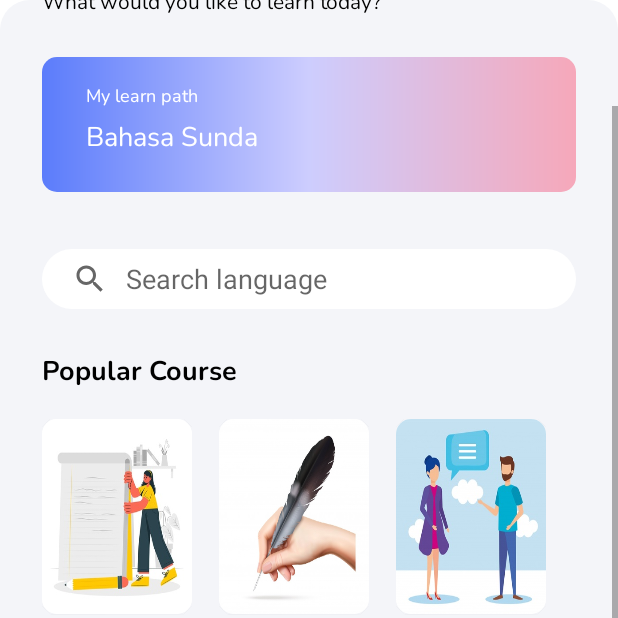
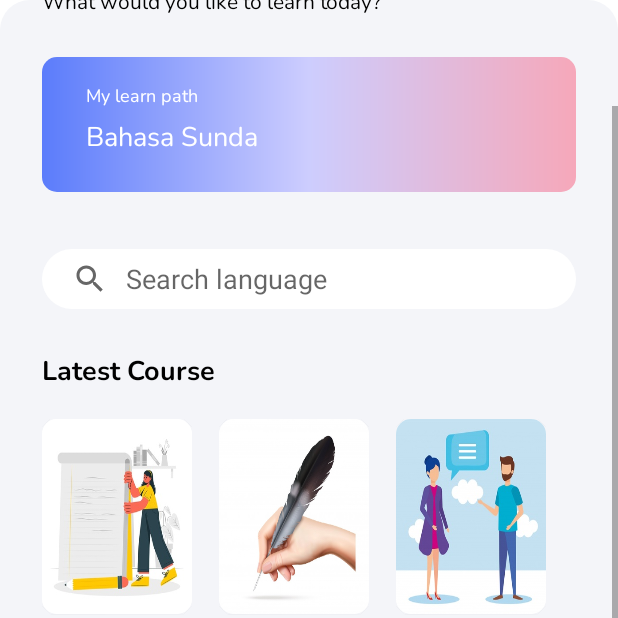
Before and after one commit to rogcomfox/batara, an Android app: the HomeFragment screen opened directly, with no data from a screen before it, scrolled down 77 dp, on a phone screen of 412 x 824 dp, the top half of it. Run offline under Robolectric (Android 15) with nearby library versions, the light colour scheme and no system bars; pictures from the network do not load.

Commit message:
[Yusuf] - Fix assets

```diff
--- a/app/src/main/java/com/nusantarian/batara/service/RetrofitClient.java
+++ b/app/src/main/java/com/nusantarian/batara/service/RetrofitClient.java
@@ -4,7 +4,7 @@ import retrofit2.Retrofit;
 import retrofit2.converter.gson.GsonConverterFactory;
 
 public class RetrofitClient {
-    private static final String BASE_URL = "https://nusa-lingua.herokuapp.com/";
+    private static final String BASE_URL = "https://batara-server.herokuapp.com/";
     private static RetrofitClient mInstance;
     private Retrofit retrofit;
 
--- a/app/src/main/res/drawable/ic_account.xml
+++ b/app/src/main/res/drawable/ic_account.xml
@@ -1,5 +1,10 @@
-<vector android:height="24dp" android:tint="#44A6F0"
-    android:viewportHeight="24" android:viewportWidth="24"
-    android:width="24dp" xmlns:android="http://schemas.android.com/apk/res/android">
-    <path android:fillColor="@android:color/white" android:pathData="M12,2C6.48,2 2,6.48 2,12s4.48,10 10,10 10,-4.48 10,-10S17.52,2 12,2zM12,5c1.66,0 3,1.34 3,3s-1.34,3 -3,3 -3,-1.34 -3,-3 1.34,-3 3,-3zM12,19.2c-2.5,0 -4.71,-1.28 -6,-3.22 0.03,-1.99 4,-3.08 6,-3.08 1.99,0 5.97,1.09 6,3.08 -1.29,1.94 -3.5,3.22 -6,3.22z"/>
+<vector xmlns:android="http://schemas.android.com/apk/res/android"
+    android:width="24dp"
+    android:height="24dp"
+    android:tint="@color/colorPurple"
+    android:viewportWidth="24"
+    android:viewportHeight="24">
+    <path
+        android:fillColor="@android:color/white"
+        android:pathData="M12,2C6.48,2 2,6.48 2,12s4.48,10 10,10 10,-4.48 10,-10S17.52,2 12,2zM12,5c1.66,0 3,1.34 3,3s-1.34,3 -3,3 -3,-1.34 -3,-3 1.34,-3 3,-3zM12,19.2c-2.5,0 -4.71,-1.28 -6,-3.22 0.03,-1.99 4,-3.08 6,-3.08 1.99,0 5.97,1.09 6,3.08 -1.29,1.94 -3.5,3.22 -6,3.22z" />
 </vector>
--- a/app/src/main/res/drawable/ic_history.xml
+++ b/app/src/main/res/drawable/ic_history.xml
@@ -1,5 +1,10 @@
-<vector android:height="24dp" android:tint="#44A6F0"
-    android:viewportHeight="24" android:viewportWidth="24"
-    android:width="24dp" xmlns:android="http://schemas.android.com/apk/res/android">
-    <path android:fillColor="@android:color/white" android:pathData="M13,3c-4.97,0 -9,4.03 -9,9L1,12l3.89,3.89 0.07,0.14L9,12L6,12c0,-3.87 3.13,-7 7,-7s7,3.13 7,7 -3.13,7 -7,7c-1.93,0 -3.68,-0.79 -4.94,-2.06l-1.42,1.42C8.27,19.99 10.51,21 13,21c4.97,0 9,-4.03 9,-9s-4.03,-9 -9,-9zM12,8v5l4.28,2.54 0.72,-1.21 -3.5,-2.08L13.5,8L12,8z"/>
+<vector xmlns:android="http://schemas.android.com/apk/res/android"
+    android:width="24dp"
+    android:height="24dp"
+    android:tint="@color/colorPurple"
+    android:viewportWidth="24"
+    android:viewportHeight="24">
+    <path
+        android:fillColor="@android:color/white"
+        android:pathData="M13,3c-4.97,0 -9,4.03 -9,9L1,12l3.89,3.89 0.07,0.14L9,12L6,12c0,-3.87 3.13,-7 7,-7s7,3.13 7,7 -3.13,7 -7,7c-1.93,0 -3.68,-0.79 -4.94,-2.06l-1.42,1.42C8.27,19.99 10.51,21 13,21c4.97,0 9,-4.03 9,-9s-4.03,-9 -9,-9zM12,8v5l4.28,2.54 0.72,-1.21 -3.5,-2.08L13.5,8L12,8z" />
 </vector>
--- a/app/src/main/res/drawable/ic_home.xml
+++ b/app/src/main/res/drawable/ic_home.xml
@@ -1,5 +1,10 @@
-<vector android:height="24dp" android:tint="#44A6F0"
-    android:viewportHeight="24" android:viewportWidth="24"
-    android:width="24dp" xmlns:android="http://schemas.android.com/apk/res/android">
-    <path android:fillColor="@android:color/white" android:pathData="M10,20v-6h4v6h5v-8h3L12,3 2,12h3v8z"/>
+<vector xmlns:android="http://schemas.android.com/apk/res/android"
+    android:width="24dp"
+    android:height="24dp"
+    android:tint="@color/colorPurple"
+    android:viewportWidth="24"
+    android:viewportHeight="24">
+    <path
+        android:fillColor="@android:color/white"
+        android:pathData="M10,20v-6h4v6h5v-8h3L12,3 2,12h3v8z" />
 </vector>
--- a/app/src/main/res/drawable/ic_puzzle.xml
+++ b/app/src/main/res/drawable/ic_puzzle.xml
@@ -1,5 +1,10 @@
-<vector android:height="24dp" android:tint="#44A6F0"
-    android:viewportHeight="24" android:viewportWidth="24"
-    android:width="24dp" xmlns:android="http://schemas.android.com/apk/res/android">
-    <path android:fillColor="@android:color/white" android:pathData="M20.5,11H19V7c0,-1.1 -0.9,-2 -2,-2h-4V3.5C13,2.12 11.88,1 10.5,1S8,2.12 8,3.5V5H4c-1.1,0 -1.99,0.9 -1.99,2v3.8H3.5c1.49,0 2.7,1.21 2.7,2.7s-1.21,2.7 -2.7,2.7H2V20c0,1.1 0.9,2 2,2h3.8v-1.5c0,-1.49 1.21,-2.7 2.7,-2.7 1.49,0 2.7,1.21 2.7,2.7V22H17c1.1,0 2,-0.9 2,-2v-4h1.5c1.38,0 2.5,-1.12 2.5,-2.5S21.88,11 20.5,11z"/>
+<vector xmlns:android="http://schemas.android.com/apk/res/android"
+    android:width="24dp"
+    android:height="24dp"
+    android:tint="@color/colorPurple"
+    android:viewportWidth="24"
+    android:viewportHeight="24">
+    <path
+        android:fillColor="@android:color/white"
+        android:pathData="M20.5,11H19V7c0,-1.1 -0.9,-2 -2,-2h-4V3.5C13,2.12 11.88,1 10.5,1S8,2.12 8,3.5V5H4c-1.1,0 -1.99,0.9 -1.99,2v3.8H3.5c1.49,0 2.7,1.21 2.7,2.7s-1.21,2.7 -2.7,2.7H2V20c0,1.1 0.9,2 2,2h3.8v-1.5c0,-1.49 1.21,-2.7 2.7,-2.7 1.49,0 2.7,1.21 2.7,2.7V22H17c1.1,0 2,-0.9 2,-2v-4h1.5c1.38,0 2.5,-1.12 2.5,-2.5S21.88,11 20.5,11z" />
 </vector>
--- a/app/src/main/res/values/colors.xml
+++ b/app/src/main/res/values/colors.xml
@@ -4,5 +4,5 @@
     <color name="colorPrimaryDark">#3700B3</color>
     <color name="colorAccent">#03DAC5</color>
     <color name="colorYellow">#FFCC33</color>
-    <color name="colorBlue">#44A6F0</color>
+    <color name="colorPurple">#7C6BD7</color>
 </resources>
--- a/app/src/main/res/values/strings.xml
+++ b/app/src/main/res/values/strings.xml
@@ -27,7 +27,7 @@
     <string name="what_would_you_like_to_learn_today">What would you like to learn today?</string>
     <string name="my_learn_path">My learn path</string>
     <string name="bahasa">Bahasa Sunda</string>
-    <string name="latest_course">Popular Course</string>
+    <string name="latest_course">Latest Course</string>
     <string name="course">Course</string>
     <string name="course_s_title">Course\'s Title</string>
     <string name="title_of_bahasa">Title of Bahasa</string>
```
